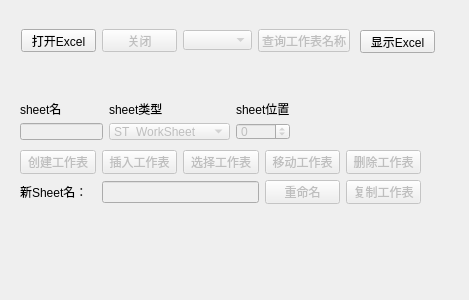
Above: XlsxDemo/TestXlsx/test2.ui from mahuifa/QMDemo before the change. Below: the same form after it.
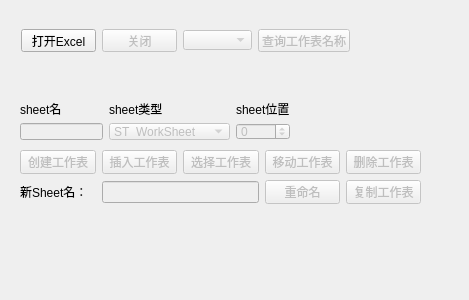
That is the form after the change.

Commit message:
重构：重构调用WPS打开Excel功能
    1、取消在每个Demo调用WPS打开Excel；
    2、通过定义接口类，获取每个Demo的Excel名称，在主窗口中调用WPS打开对应Demo的Excel.

```diff
--- a/XlsxDemo/TestXlsx/test2.ui
+++ b/XlsxDemo/TestXlsx/test2.ui
@@ -90,19 +90,6 @@
     </item>
    </layout>
   </widget>
-  <widget class="QPushButton" name="but_show">
-   <property name="geometry">
-    <rect>
-     <x>360</x>
-     <y>30</y>
-     <width>75</width>
-     <height>23</height>
-    </rect>
-   </property>
-   <property name="text">
-    <string>显示Excel</string>
-   </property>
-  </widget>
   <widget class="QPushButton" name="but_querySheet">
    <property name="enabled">
     <bool>false</bool>
@@ -161,7 +148,7 @@
     </rect>
    </property>
   </widget>
-  <widget class="QWidget" name="">
+  <widget class="QWidget" name="layoutWidget">
    <property name="geometry">
     <rect>
      <x>20</x>
```
The commit also changes 16 other files.
